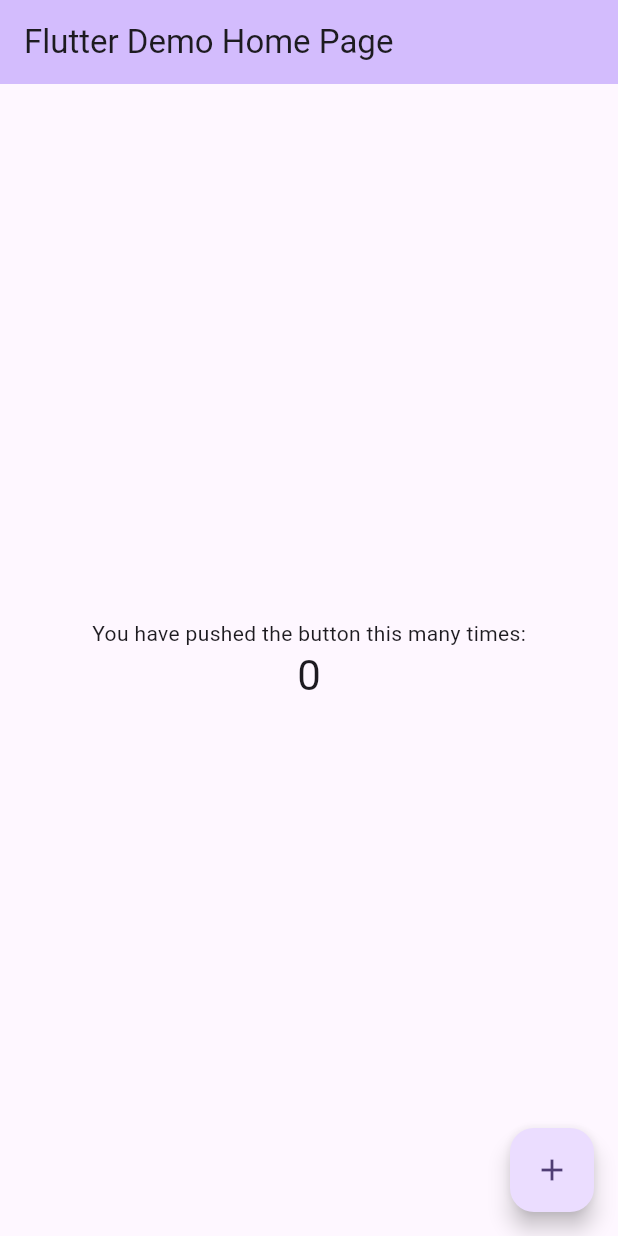
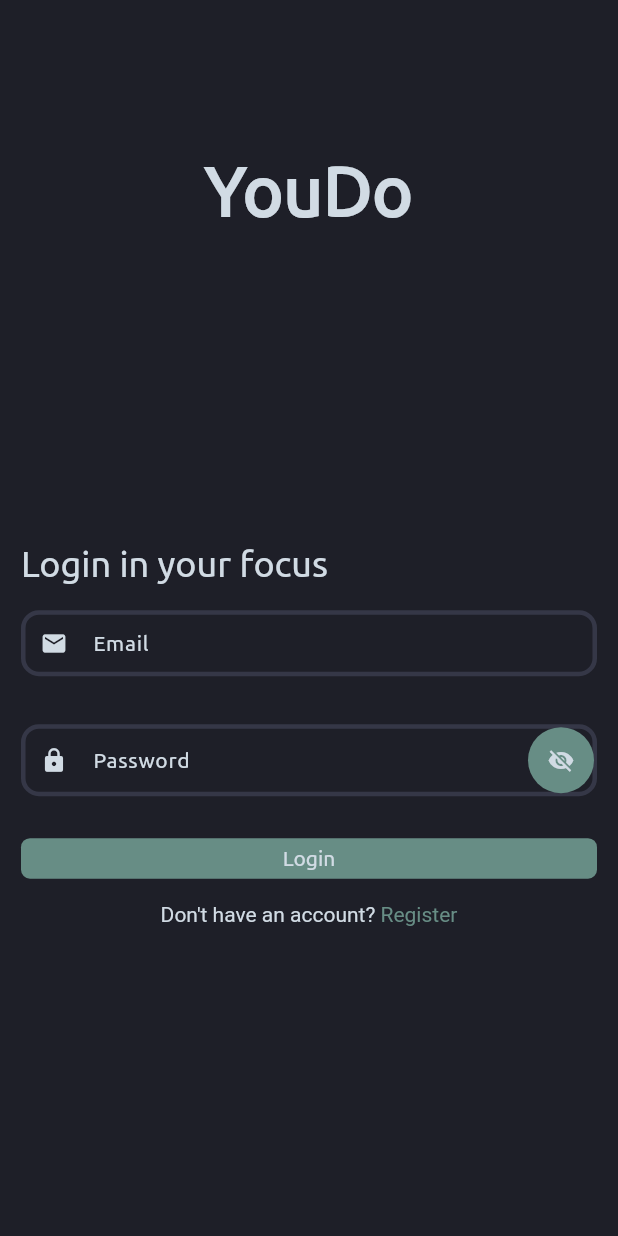
Before and after one commit to akiidjk/YouDo, a Flutter app: the screen it shows after launch, on a phone screen of 412 x 824 dp. Run offline on Flutter 3.47's test engine with Material 3 defaults, Android fonts, the phone set to English and light mode, and no system bars; our stand-ins replace appwrite; missing offline and left inert: bitsdojo_window, screen_retriever; project files that could hold a hidden picture were left out.

Commit message:
"Add login page with form fields and buttons, implement password visibility toggle feature"

```diff
--- /dev/null
+++ b/lib/app/loginPage.dart
@@ -0,0 +1,97 @@
+import 'package:flutter/material.dart';
+import 'package:you_do/core/view/theme.dart';
+
+class LoginPage extends StatefulWidget {
+  const LoginPage({super.key});
+
+  @override
+  State<LoginPage> createState() => _LoginPageState();
+}
+
+class _LoginPageState extends State<LoginPage> {
+  bool isObscure = true;
+  @override
+  Widget build(BuildContext context) {
+    return Column(
+      mainAxisAlignment: MainAxisAlignment.spaceAround,
+      crossAxisAlignment: CrossAxisAlignment.center,
+      children: [
+        Text('YouDo', style: Theme.of(context).textTheme.titleLarge),
+        SizedBox(
+            width: 400,
+            child: Column(
+              crossAxisAlignment: CrossAxisAlignment.start,
+              children: [
+                Padding(
+                  padding: const EdgeInsets.all(8.0),
+                  child: Text('Login in your focus',
+                      style: Theme.of(context).textTheme.headlineLarge),
+                ),
+                Padding(
+                  padding: const EdgeInsets.all(8.0),
+                  child: SizedBox(
+                    // height: 80,
+                    height: 60,
+                    child: TextFormField(
+                      cursorOpacityAnimates: true,
+                      // maxLength: 200,
+                      decoration: const InputDecoration(
+                          labelText: 'Email',
+                          hintText: 'Enter your email',
+                          prefixIcon: Icon(Icons.email)),
+                    ),
+                  ),
+                ),
+                Padding(
+                  padding: const EdgeInsets.all(8.0),
+                  child: SizedBox(
+                    // height: 80,
+                    height: 60,
+                    child: TextFormField(
+                        cursorOpacityAnimates: true,
+                        // maxLength: 200,
+                        obscureText: !isObscure,
+                        decoration: InputDecoration(
+                          labelText: 'Password',
+                          hintText: 'Enter your password',
+                          prefixIcon: const Icon(Icons.lock),
+                          suffixIcon: IconButton(
+                              onPressed: () {
+                                setState(() => isObscure = !isObscure);
+                              },
+                              icon: !isObscure
+                                  ? const Icon(Icons.visibility)
+                                  : const Icon(Icons.visibility_off)),
+                        )),
+                  ),
+                ),
+                Padding(
+                  padding: const EdgeInsets.all(8.0),
+                  child: SizedBox(
+                      width: 400,
+                      height: 27,
+                      child: FilledButton(
+                          onPressed: () {}, child: const Text('Login'))),
+                ),
+                Padding(
+                  padding: const EdgeInsets.all(8.0),
+                  child: Center(
+                      child: RichText(
+                          text: const TextSpan(children: [
+                    TextSpan(
+                        text: 'Don\'t have an account?',
+                        style: TextStyle(
+                            color: textColor, fontWeight: FontWeight.normal)),
+                    TextSpan(
+                        text: ' Register',
+                        style: TextStyle(
+                            color: accentColor, fontWeight: FontWeight.normal))
+                  ]))),
+                ),
+                const SizedBox(height: 100),
+              ],
+            )),
+      ],
+    );
+  }
+}
--- a/lib/main.dart
+++ b/lib/main.dart
@@ -1,125 +1,84 @@
+import 'dart:io';
+
+import 'package:bitsdojo_window/bitsdojo_window.dart';
 import 'package:flutter/material.dart';
+import 'package:provider/provider.dart';
+import 'package:screen_retriever/screen_retriever.dart';
+import 'package:you_do/app/example.dart';
+import 'package:you_do/core/view/theme.dart';
 
-void main() {
-  runApp(const MyApp());
+import 'app/loginPage.dart';
+import 'core/services/authenticator.dart';
+import 'core/view/widgets/loadingPage.dart';
+import 'core/view/widgets/windowbar.dart';
+
+const double RATIO = 1.6;
+
+Future<void> main() async {
+  Display? primaryDisplay;
+
+  runApp(MultiProvider(
+      providers: [ChangeNotifierProvider(create: (context) => AuthAPI())],
+      child: const MyApp()));
+  WidgetsFlutterBinding.ensureInitialized();
+
+  if (Platform.isWindows) {
+    primaryDisplay = await screenRetriever.getPrimaryDisplay();
+    double primaryWidth = primaryDisplay.size.width;
+    double primaryHeight = primaryDisplay.size.height;
+    doWhenWindowReady(() {
+      appWindow.size = Size(primaryWidth / RATIO, primaryHeight / RATIO);
+      appWindow.minSize = Size(primaryWidth / RATIO, primaryHeight / RATIO);
+      appWindow.maxSize = Size(primaryWidth / RATIO, primaryHeight / RATIO);
+      appWindow.title = "YouDo";
+      appWindow.show();
+    });
+  }
 }
 
+const borderColor = Color(0xFF805306);
+
 class MyApp extends StatelessWidget {
-  const MyApp({super.key});
+  const MyApp({Key? key}) : super(key: key);
 
-  // This widget is the root of your application.
   @override
   Widget build(BuildContext context) {
+    final value = context.watch<AuthAPI>().status;
     return MaterialApp(
-      title: 'Flutter Demo',
-      theme: ThemeData(
-        // This is the theme of your application.
-        //
-        // TRY THIS: Try running your application with "flutter run". You'll see
-        // the application has a purple toolbar. Then, without quitting the app,
-        // try changing the seedColor in the colorScheme below to Colors.green
-        // and then invoke "hot reload" (save your changes or press the "hot
-        // reload" button in a Flutter-supported IDE, or press "r" if you used
-        // the command line to start the app).
-        //
-        // Notice that the counter didn't reset back to zero; the application
-        // state is not lost during the reload. To reset the state, use hot
-        // restart instead.
-        //
-        // This works for code too, not just values: Most code changes can be
-        // tested with just a hot reload.
-        colorScheme: ColorScheme.fromSeed(seedColor: Colors.deepPurple),
-        useMaterial3: true,
-      ),
-      home: const MyHomePage(title: 'Flutter Demo Home Page'),
+      theme: theme,
+      debugShowCheckedModeBanner: false,
+      home: Platform.isWindows
+          ? Scaffold(
+              body: WindowBorder(
+                color: borderColor,
+                width: 1,
+                child: CustomWindowBar(
+                    height: 40,
+                    title: 'YouDo',
+                    icon: const Icon(Icons.home, color: textColor, size: 20),
+                    child: Container(
+                        color: bg_color,
+                        width: double.infinity,
+                        child: value == AuthStatus.uninitialized
+                            ? const LoadingPage()
+                            : value == AuthStatus.authenticated
+                                ? const example()
+                                : const LoginPage()) //actual page
+                    ),
+              ),
+            )
+          : Scaffold(
+              body: Container(
+                width: double.infinity,
+                height: double.infinity,
+                color: bg_color,
+                child: value == AuthStatus.uninitialized
+                    ? const LoadingPage()
+                    : value == AuthStatus.authenticated
+                        ? const example()
+                        : const LoginPage(), //actual page
+              ),
+            ),
     );
   }
 }
-
-class MyHomePage extends StatefulWidget {
-  const MyHomePage({super.key, required this.title});
-
-  // This widget is the home page of your application. It is stateful, meaning
-  // that it has a State object (defined below) that contains fields that affect
-  // how it looks.
-
-  // This class is the configuration for the state. It holds the values (in this
-  // case the title) provided by the parent (in this case the App widget) and
-  // used by the build method of the State. Fields in a Widget subclass are
-  // always marked "final".
-
-  final String title;
-
-  @override
-  State<MyHomePage> createState() => _MyHomePageState();
-}
-
-class _MyHomePageState extends State<MyHomePage> {
-  int _counter = 0;
-
-  void _incrementCounter() {
-    setState(() {
-      // This call to setState tells the Flutter framework that something has
-      // changed in this State, which causes it to rerun the build method below
-      // so that the display can reflect the updated values. If we changed
-      // _counter without calling setState(), then the build method would not be
-      // called again, and so nothing would appear to happen.
-      _counter++;
-    });
-  }
-
-  @override
-  Widget build(BuildContext context) {
-    // This method is rerun every time setState is called, for instance as done
-    // by the _incrementCounter method above.
-    //
-    // The Flutter framework has been optimized to make rerunning build methods
-    // fast, so that you can just rebuild anything that needs updating rather
-    // than having to individually change instances of widgets.
-    return Scaffold(
-      appBar: AppBar(
-        // TRY THIS: Try changing the color here to a specific color (to
-        // Colors.amber, perhaps?) and trigger a hot reload to see the AppBar
-        // change color while the other colors stay the same.
-        backgroundColor: Theme.of(context).colorScheme.inversePrimary,
-        // Here we take the value from the MyHomePage object that was created by
-        // the App.build method, and use it to set our appbar title.
-        title: Text(widget.title),
-      ),
-      body: Center(
-        // Center is a layout widget. It takes a single child and positions it
-        // in the middle of the parent.
-        child: Column(
-          // Column is also a layout widget. It takes a list of children and
-          // arranges them vertically. By default, it sizes itself to fit its
-          // children horizontally, and tries to be as tall as its parent.
-          //
-          // Column has various properties to control how it sizes itself and
-          // how it positions its children. Here we use mainAxisAlignment to
-          // center the children vertically; the main axis here is the vertical
-          // axis because Columns are vertical (the cross axis would be
-          // horizontal).
-          //
-          // TRY THIS: Invoke "debug painting" (choose the "Toggle Debug Paint"
-          // action in the IDE, or press "p" in the console), to see the
-          // wireframe for each widget.
-          mainAxisAlignment: MainAxisAlignment.center,
-          children: <Widget>[
-            const Text(
-              'You have pushed the button this many times:',
-            ),
-            Text(
-              '$_counter',
-              style: Theme.of(context).textTheme.headlineMedium,
-            ),
-          ],
-        ),
-      ),
-      floatingActionButton: FloatingActionButton(
-        onPressed: _incrementCounter,
-        tooltip: 'Increment',
-        child: const Icon(Icons.add),
-      ), // This trailing comma makes auto-formatting nicer for build methods.
-    );
-  }
-}
```
